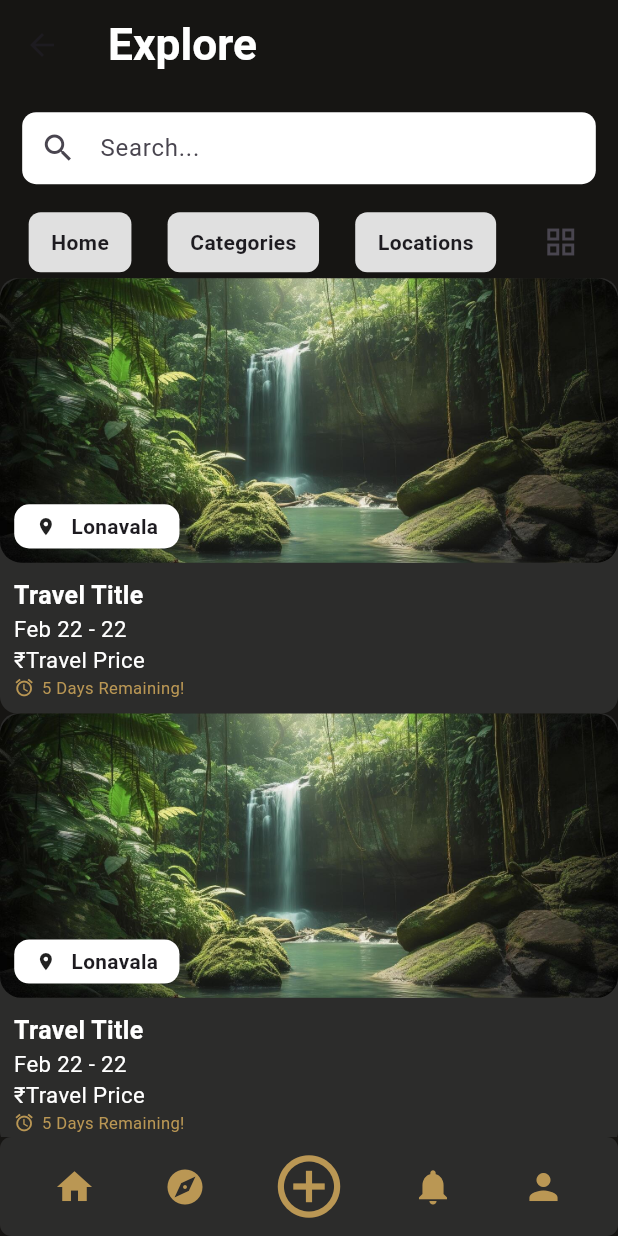
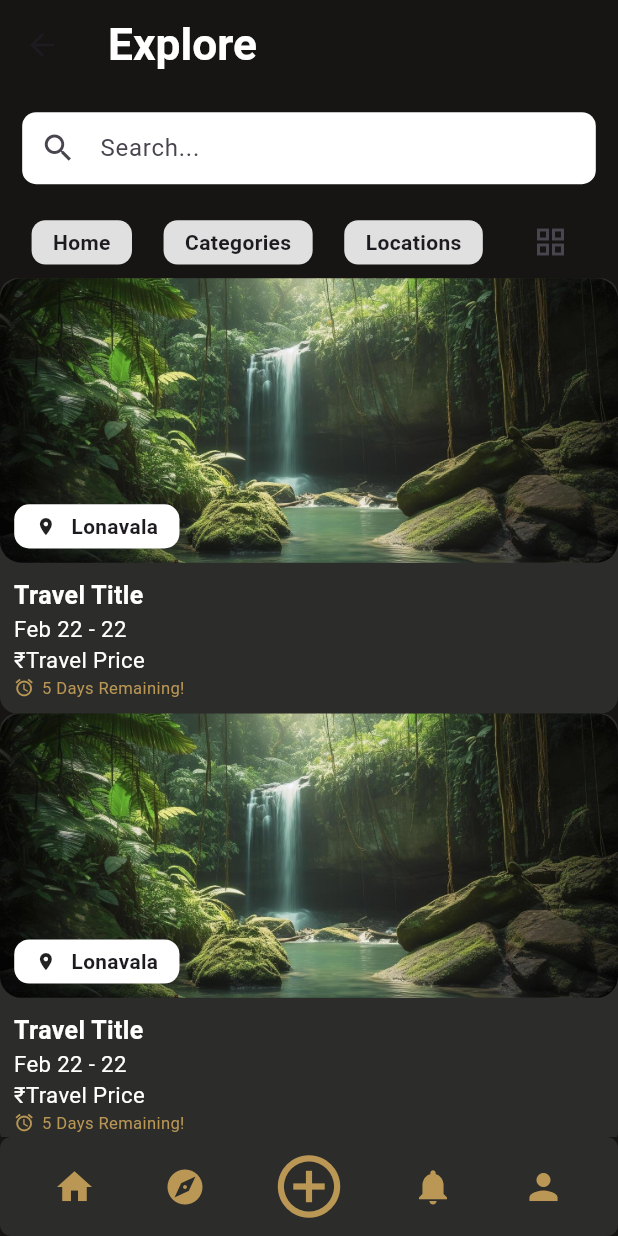
Before and after one commit to Pinnacle01/pinnacle, a Flutter app: the ExploreHome screen opened by its route, on a phone screen of 412 x 824 dp. Run offline on Flutter 3.47's test engine with Material 3 defaults, Android fonts, the light colour scheme and no system bars; our stand-ins replace flutter_svg, go_router.

Commit message:
Refactor ExploreHome category button to use InkWell and improve styling

```diff
--- a/lib/explore_pages/explore_home/view/explore_home.dart
+++ b/lib/explore_pages/explore_home/view/explore_home.dart
@@ -1,14 +1,14 @@
-import 'package:flutter/foundation.dart';
+// import 'package:flutter/foundation.dart';
 import 'package:flutter/material.dart';
-import 'package:go_router/go_router.dart';
+// import 'package:go_router/go_router.dart';
 import 'package:pinnacle_main/framework/constants/color.dart';
 import 'package:pinnacle_main/framework/constants/size.dart';
 import 'package:pinnacle_main/framework/digital/sizer.dart';
 import 'package:pinnacle_main/framework/widgets/search_bar.dart';
 import 'package:pinnacle_main/framework/widgets/tool_bar_widgets.dart';
 import 'package:pinnacle_main/framework/widgets/travel_cards/travel_request_component.dart';
-import 'package:pinnacle_main/framework_demo.dart';
-import 'package:pinnacle_main/home.dart';
+// import 'package:pinnacle_main/framework_demo.dart';
+// import 'package:pinnacle_main/home.dart';
 
 class ExploreHome extends StatelessWidget {
   final TextEditingController controller;
@@ -103,20 +103,16 @@ class ExploreHome extends StatelessWidget {
   }
 
   Widget _categoryBoxButton(String title, BuildContext context) {
-    return GestureDetector(
-      onTap: () {
-        ///Can add Mobx Observer here
-      },
-      child: Padding(
-        padding: const EdgeInsets.symmetric(horizontal: 5.0),
-        child: Container(
-          padding: EdgeInsets.symmetric(vertical: 10, horizontal: 15),
-          decoration: BoxDecoration(
-            color: Colors.grey[300],
-            borderRadius: BorderRadius.circular(8.0),
-          ),
-          child: Text(title, style: TextStyle(fontWeight: FontWeight.bold)),
+    return InkWell(
+      onTap: () {},
+      child: Container(
+        padding: EdgeInsets.symmetric(
+            vertical: Sizes.size5.dp, horizontal: Sizes.size15.dp),
+        decoration: BoxDecoration(
+          color: Colors.grey[300],
+          borderRadius: BorderRadius.circular(Sizes.size10.sp),
         ),
+        child: Text(title, style: const TextStyle(fontWeight: FontWeight.w600)),
       ),
     );
   }
```
